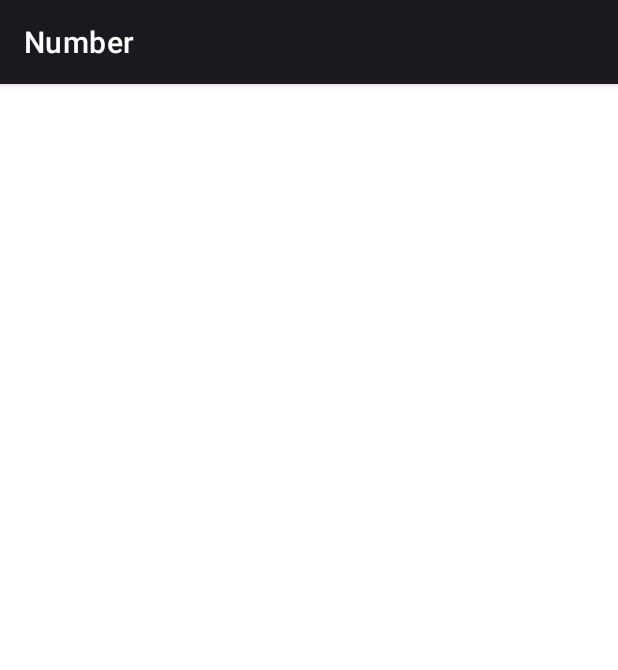
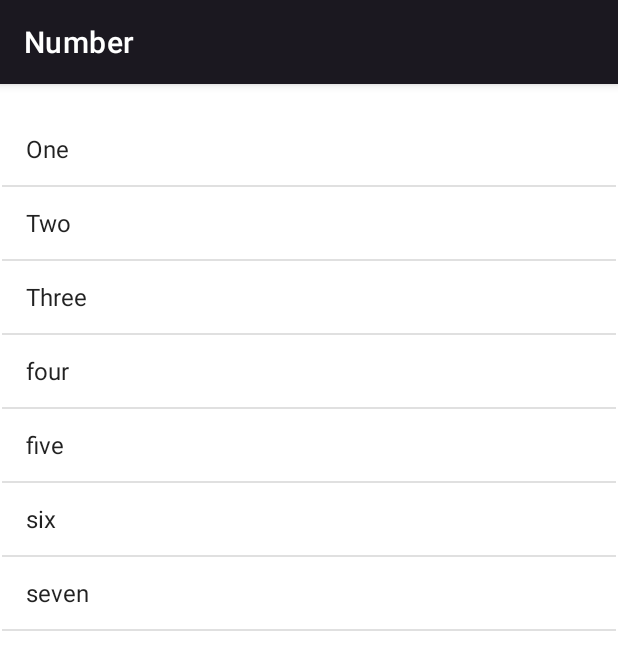
Before and after one commit to Shajidur-Rahman/Miwok, an Android app: the NumbersActivity screen opened directly, with no data from a screen before it, on a phone screen of 412 x 824 dp. Shown: the top 670 px of the screen. Run offline under Robolectric (Android 15) with nearby library versions, the phone set to English and light mode, and no system bars.

Commit message:
file added

```diff
--- a/app/src/main/java/com/shajidurrahmansaad/miwok/NumbersActivity.java
+++ b/app/src/main/java/com/shajidurrahmansaad/miwok/NumbersActivity.java
@@ -4,7 +4,11 @@ import androidx.appcompat.app.AppCompatActivity;
 
 import android.os.Bundle;
 import android.view.View;
+import android.widget.ArrayAdapter;
+import android.widget.ListView;
 import android.widget.Toast;
+
+import java.util.ArrayList;
 
 public class NumbersActivity extends AppCompatActivity {
 
@@ -12,5 +16,22 @@ public class NumbersActivity extends AppCompatActivity {
     protected void onCreate(Bundle savedInstanceState) {
         super.onCreate(savedInstanceState);
         setContentView(R.layout.activity_numbers);
+
+        ArrayList<String> words = new ArrayList<>();
+
+        words.add("One");
+        words.add("Two");
+        words.add("Three");
+        words.add("four");
+        words.add("five");
+        words.add("six");
+        words.add("seven");
+
+        ArrayAdapter<String> itemsAdapter = new ArrayAdapter<String>(this, android.R.layout.simple_list_item_1, words);
+
+        ListView listView = (ListView) findViewById(R.id.list);
+
+        listView.setAdapter(itemsAdapter);
+
     }
 }
--- a/app/src/main/res/layout/activity_main.xml
+++ b/app/src/main/res/layout/activity_main.xml
@@ -10,18 +10,18 @@
         android:id="@+id/number"
         android:layout_width="408dp"
         android:layout_height="wrap_content"
+        android:background="#ebc634"
         android:paddingLeft="15sp"
         android:paddingTop="25sp"
         android:paddingBottom="25sp"
         android:text="@string/number"
         android:textSize="16sp"
-        android:background="#ebc634"
         app:layout_constraintBottom_toBottomOf="parent"
         app:layout_constraintEnd_toEndOf="parent"
         app:layout_constraintHorizontal_bias="0.0"
         app:layout_constraintStart_toStartOf="parent"
         app:layout_constraintTop_toTopOf="parent"
-        app:layout_constraintVertical_bias="0.022" />
+        app:layout_constraintVertical_bias="0.024" />
 
     <TextView
         android:id="@+id/textView2"
--- a/app/src/main/res/layout/activity_numbers.xml
+++ b/app/src/main/res/layout/activity_numbers.xml
@@ -6,4 +6,13 @@
     android:layout_height="match_parent"
     tools:context=".NumbersActivity">
 
+    <ListView
+        android:id="@+id/list"
+        android:layout_width="409dp"
+        android:layout_height="729dp"
+        app:layout_constraintBottom_toBottomOf="parent"
+        app:layout_constraintEnd_toEndOf="parent"
+        app:layout_constraintHorizontal_bias="0.5"
+        app:layout_constraintStart_toStartOf="parent"
+        app:layout_constraintTop_toTopOf="parent" />
 </androidx.constraintlayout.widget.ConstraintLayout>
--- /dev/null
+++ b/app/src/main/res/layout/mylayout.xml
@@ -0,0 +1,6 @@
+<?xml version="1.0" encoding="utf-8"?>
+<androidx.constraintlayout.widget.ConstraintLayout xmlns:android="http://schemas.android.com/apk/res/android"
+    android:layout_width="match_parent"
+    android:layout_height="match_parent">
+
+</androidx.constraintlayout.widget.ConstraintLayout>
```
